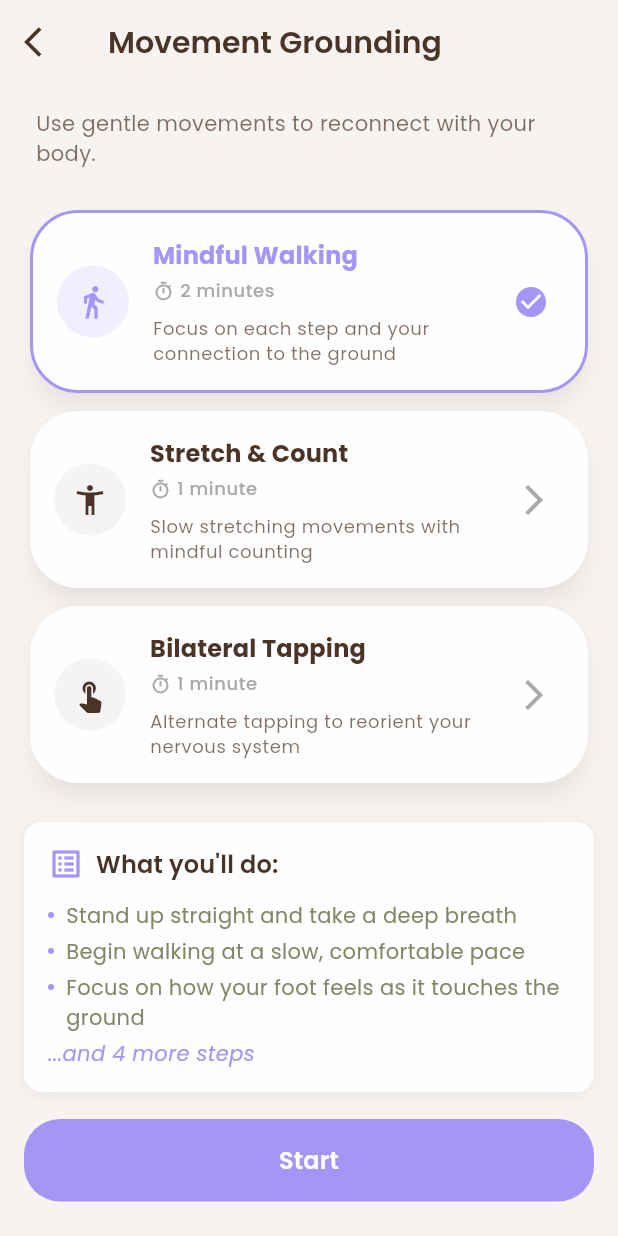
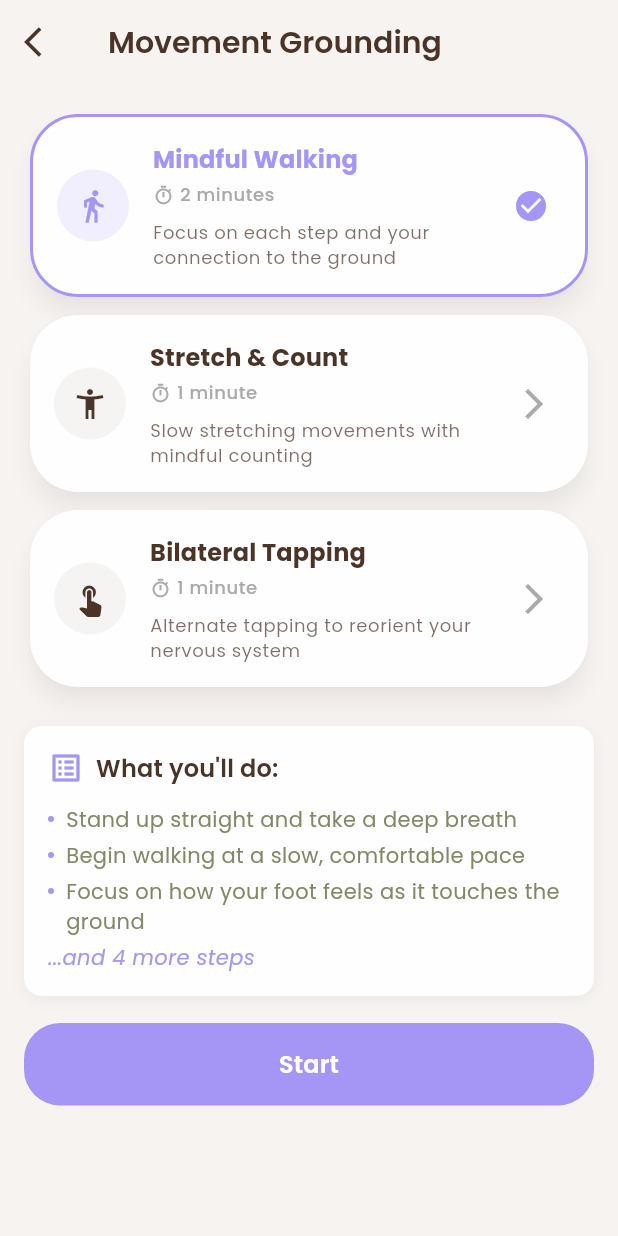
Before and after one commit to jocelyngan2005/solace, a Flutter app: the MovementGroundingPage screen opened directly, on a phone screen of 412 x 824 dp. Run offline on Flutter 3.47's test engine with Material 3 defaults, Android fonts, the phone set to English and light mode, and no system bars; our stand-ins replace fl_chart, google_fonts; accounts and stored records are empty.

Commit message:
grounding minor update

```diff
--- a/lib/screens/therapy/grounding_toolkit/movement_grounding.dart
+++ b/lib/screens/therapy/grounding_toolkit/movement_grounding.dart
@@ -217,17 +217,6 @@ class _MovementGroundingPageState extends State<MovementGroundingPage>
             child: Column(
               crossAxisAlignment: CrossAxisAlignment.start,
               children: [
-              Padding(
-                            padding: const EdgeInsets.symmetric(horizontal: 8.0),
-                            child: Text(
-                              'Use gentle movements to reconnect with your body.',
-                              style: Theme.of(context).textTheme.bodyMedium?.copyWith(
-                              color: Theme.of(context).colorScheme.onSurface.withOpacity(0.7),
-                              ),
-                            ),
-                            ),
-
-              const SizedBox(height: 24),
 
               if (!isActive) ...[
                 // Exercise Selector
```
Also changed, not shown: lib/screens/therapy/grounding_toolkit/physical_grounding.dart (+0 -13 lines).
